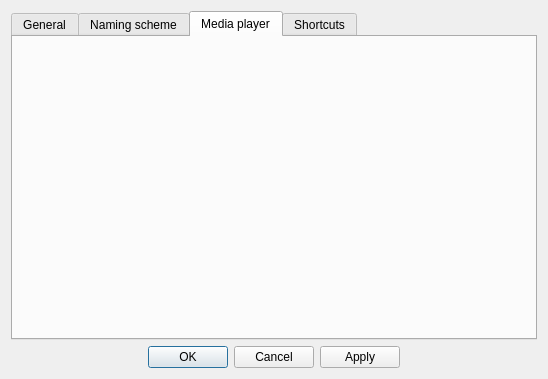
Before: the Qt Designer form settingswindow.ui in doublejim/QYoutubeDownloader, drawn with Qt 5.
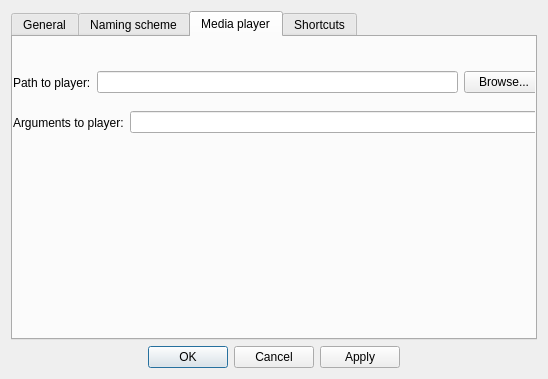
After: the same form once the commit is applied. The open tabs and pages were chosen to show the change.

Commit message: Ability to chose media player, with arguments to player

The edit to the form file:
```diff
--- a/settingswindow.ui
+++ b/settingswindow.ui
@@ -66,6 +66,57 @@
       <attribute name="title">
        <string>Media player</string>
       </attribute>
+      <widget class="QWidget" name="horizontalWidget" native="true">
+       <property name="geometry">
+        <rect>
+         <x>0</x>
+         <y>20</y>
+         <width>531</width>
+         <height>51</height>
+        </rect>
+       </property>
+       <layout class="QHBoxLayout" name="horizontalLayout">
+        <item>
+         <widget class="QLabel" name="label">
+          <property name="text">
+           <string>Path to player:</string>
+          </property>
+         </widget>
+        </item>
+        <item>
+         <widget class="QLineEdit" name="editMediaPlayerPath"/>
+        </item>
+        <item>
+         <widget class="QPushButton" name="btnBrowseMediaPlayer">
+          <property name="text">
+           <string>Browse...</string>
+          </property>
+         </widget>
+        </item>
+       </layout>
+      </widget>
+      <widget class="QWidget" name="horizontalWidget_2" native="true">
+       <property name="geometry">
+        <rect>
+         <x>0</x>
+         <y>60</y>
+         <width>531</width>
+         <height>51</height>
+        </rect>
+       </property>
+       <layout class="QHBoxLayout" name="horizontalLayout_2">
+        <item>
+         <widget class="QLabel" name="label_2">
+          <property name="text">
+           <string>Arguments to player:</string>
+          </property>
+         </widget>
+        </item>
+        <item>
+         <widget class="QLineEdit" name="editMediaPlayerArgs"/>
+        </item>
+       </layout>
+      </widget>
      </widget>
      <widget class="QWidget" name="tab_3">
       <attribute name="title">
```
Left out of the diff: 4 changed lines with no effect on the pictures. The commit also changes 6 other files.
